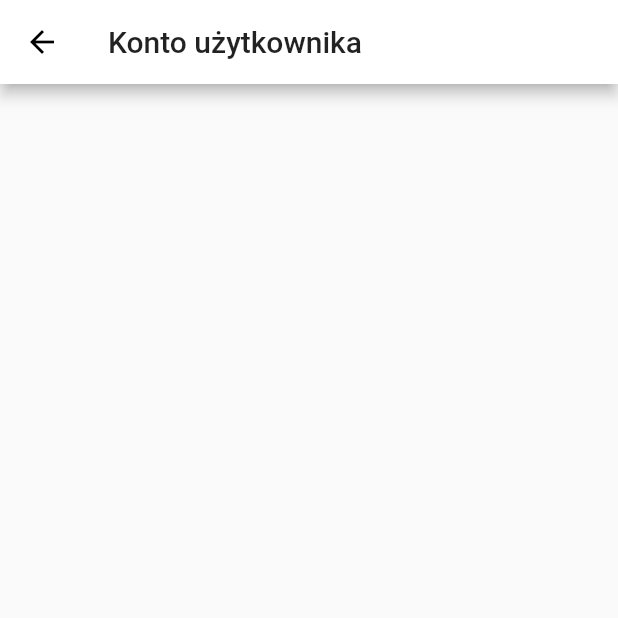
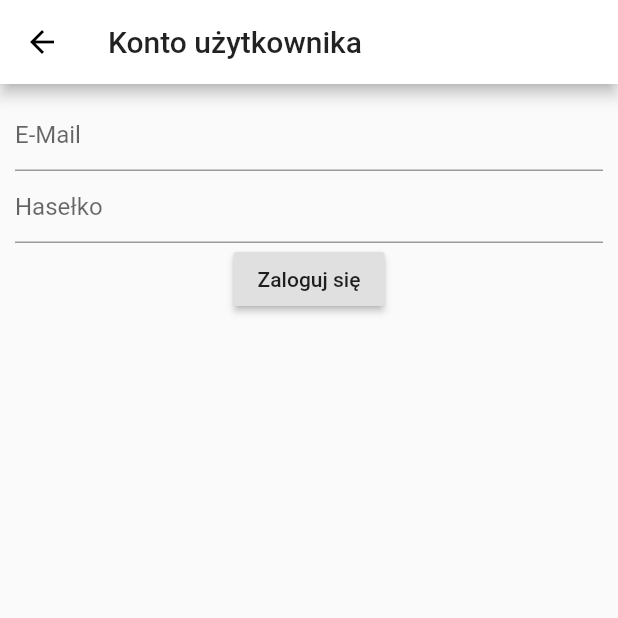
Before and after one commit to jkarpiu/food_legit_check, a Flutter app: the ProfileSettings screen opened by its route, on a phone screen of 412 x 824 dp, the top half of it. Run offline on Flutter 3.47's test engine with Material 2 defaults, Android fonts, the phone set to English and light mode, and no system bars; our stand-ins replace charts_flutter, flutter_spinkit; missing offline and left inert: flutter_barcode_scanner.

Commit message:
no dzis troche lenia miałęm ale ruszyłem to logowanie

```diff
--- a/flutter/lib/apiController.dart
+++ b/flutter/lib/apiController.dart
@@ -4,7 +4,6 @@ import 'dart:convert';
 class Api {
   String adress = "192.168.8.149:8000";
   getProduct(String barcode) async {
-    print("test123123123123123123");
     final params = {"barcode": barcode};
     var data = await http.get(
       Uri.http(adress, "/api/get_product", params),
@@ -14,10 +13,8 @@ class Api {
   }
 
   test() async {
-    print("testuje");
     String fullUrl = adress + "test";
     var data = await http.get(fullUrl, headers: _setHeaders());
-    print("kawa123");
     return jsonDecode(data.body);
   }
 
--- a/flutter/lib/home.dart
+++ b/flutter/lib/home.dart
@@ -19,7 +19,7 @@ class _HomeState extends State<Home> {
     return Scaffold(
         appBar: new AppBar(
           title: Text(
-            "FLC",
+            "Food Legit Check",
             style: TextStyle(color: Colors.green[800]),
           ),
         ),
--- a/flutter/lib/main.dart
+++ b/flutter/lib/main.dart
@@ -11,6 +11,7 @@ import 'profile.dart';
 void main() => runApp(MaterialApp(
       theme: ThemeData(
         primaryColor: Colors.white,
+        accentColor: Colors.green[800]
       ),
       initialRoute: '/',
       routes: {
--- a/flutter/lib/product.dart
+++ b/flutter/lib/product.dart
@@ -16,6 +16,7 @@ class _ProductState extends State<Product> {
   Widget build(BuildContext context) {
     return Scaffold(
       appBar: new AppBar(
+
         leading: IconButton(
             icon: Icon(Icons.arrow_back),
             onPressed: () {
--- a/flutter/lib/profile.dart
+++ b/flutter/lib/profile.dart
@@ -1,5 +1,6 @@
 import 'package:flutter/material.dart';
 import 'package:flutter/cupertino.dart';
+import 'package:flutter_spinkit/flutter_spinkit.dart';
 
 class ProfileSettings extends StatefulWidget {
   @override
@@ -18,6 +19,61 @@ class _ProfileSettingsState extends State<ProfileSettings> {
             }),
         title: Text("Konto użytkownika"),
       ),
+      body: ListView(
+        padding: EdgeInsets.fromLTRB(10, 10, 10, 0),
+        children: <Widget>[
+LoginPage()
+        ],
+      ),
     );
   }
 }
+
+
+class LoginPage extends StatefulWidget {
+  @override
+  _LoginPageState createState() => _LoginPageState();
+}
+
+class _LoginPageState extends State<LoginPage> {
+  final GlobalKey<FormState> _formKey = GlobalKey<FormState>();
+  bool isLoading = false;
+  @override
+  Widget build (BuildContext context){
+    return Align(
+      alignment: Alignment.center,
+      child: Form(
+          key: _formKey,
+          child: Column(
+        children: <Widget>[
+          TextFormField(
+            decoration: InputDecoration(hintText: "E-Mail"),
+            validator: (String value) {
+              if (value.isEmpty) return "To pole nie może być puste";
+            },
+            onSaved: (String value) {
+
+            } ,
+            textInputAction: TextInputAction.next,
+          ),
+          TextFormField(
+            decoration: InputDecoration(hintText: "Hasełko"),
+            obscureText: true,
+            validator: (String value) {
+              if (value.isEmpty) return "To pole nie może być puste";
+            },
+            onSaved: (String value) {
+
+            } ,
+            textInputAction: TextInputAction.next,
+          ),
+          RaisedButton(onPressed: () {
+            setState(() {
+              isLoading = true;
+            });
+          }, child: isLoading ? SpinKitFoldingCube(color: Colors.green[800], size: 50.0) : Text("Zaloguj się"))
+        ],
+      )),
+    );
+  }
+}
--- a/flutter/pubspec.yaml
+++ b/flutter/pubspec.yaml
@@ -31,6 +31,7 @@ dependencies:
   flutter_barcode_scanner: any
   charts_flutter: any
   http: any
+  flutter_spinkit: any
 
 dev_dependencies:
   flutter_test:
```
Also changed, not shown: flutter/pubspec.lock.
